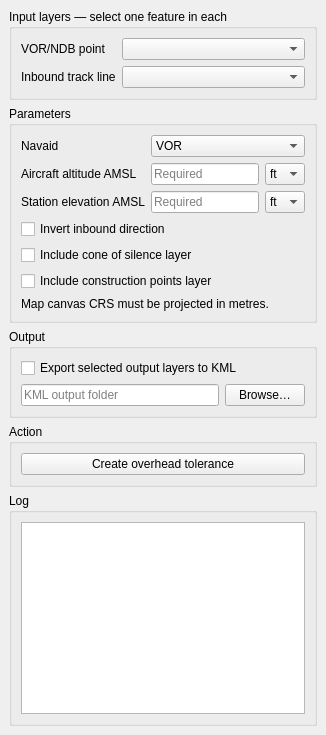
First picture: the form in Q_Pansopy/ui/conv/qpansopy_overhead_tolerance_dockwidget.ui, repository FLYGHT7/qpansopy, before the edit.
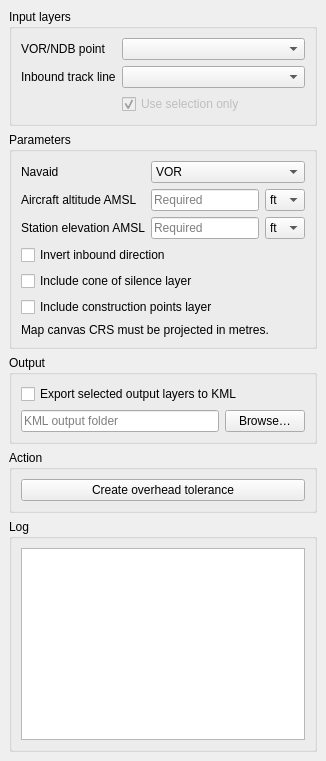
Second picture: the form after the edit. Custom widgets are drawn as their Qt base class.

Commit message:
Update metadata and UI for Overhead Tolerance feature
- Explicitly show the selected-feature requirement in Overhead Tolerance
- Simplify input layer title and add 'Use selection only' checkbox with tooltip

Diff of the .ui file:
```diff
--- a/Q_Pansopy/ui/conv/qpansopy_overhead_tolerance_dockwidget.ui
+++ b/Q_Pansopy/ui/conv/qpansopy_overhead_tolerance_dockwidget.ui
@@ -6,12 +6,18 @@
   <widget class="QWidget" name="dockWidgetContents">
    <layout class="QVBoxLayout" name="verticalLayout">
     <item><widget class="QGroupBox" name="inputGroup">
-     <property name="title"><string>Input layers — select one feature in each</string></property>
+     <property name="title"><string>Input layers</string></property>
      <layout class="QFormLayout" name="inputLayout">
       <item row="0" column="0"><widget class="QLabel" name="navaidLabel"><property name="text"><string>VOR/NDB point</string></property></widget></item>
       <item row="0" column="1"><widget class="QgsMapLayerComboBox" name="navaidLayerComboBox"/></item>
       <item row="1" column="0"><widget class="QLabel" name="trackLabel"><property name="text"><string>Inbound track line</string></property></widget></item>
       <item row="1" column="1"><widget class="QgsMapLayerComboBox" name="trackLayerComboBox"/></item>
+      <item row="2" column="1"><widget class="QCheckBox" name="useSelectionOnlyCheckBox">
+       <property name="text"><string>Use selection only</string></property>
+       <property name="checked"><bool>true</bool></property>
+       <property name="enabled"><bool>false</bool></property>
+       <property name="toolTip"><string>Select exactly one feature in each input layer. Unselected features are not processed. This requirement is always enabled.</string></property>
+      </widget></item>
      </layout>
     </widget></item>
     <item><widget class="QGroupBox" name="paramsGroup">
```
The commit also changes 1 other file.
